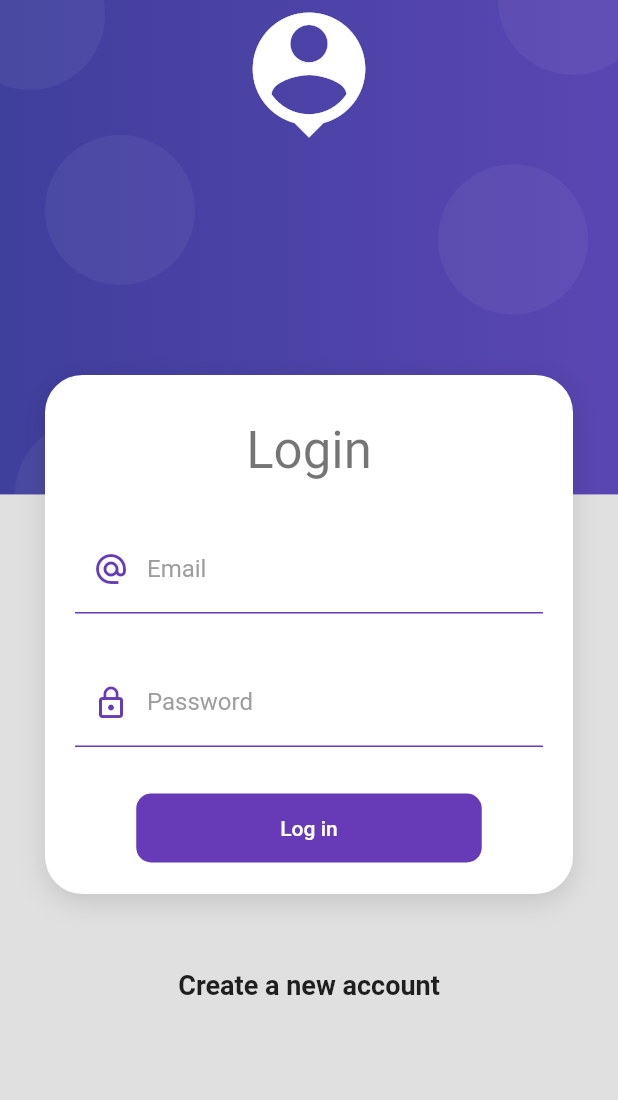
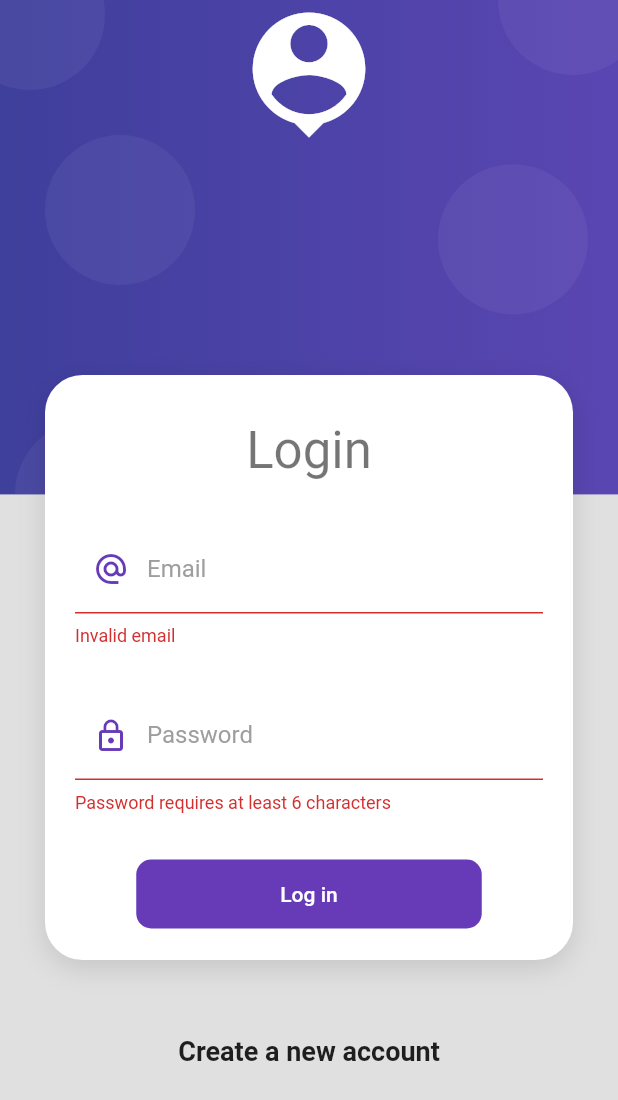
Before and after one commit to dtlucho/flutter_products, a Flutter app: the screen it shows after launch, after a tap on "Log in", on a phone screen of 412 x 824 dp. Shown: the top 1100 px of the screen. Run offline on Flutter 3.47's test engine with Material 2 defaults, Android fonts, the phone set to English and light mode, and no system bars.

Commit message:
using login form provider

```diff
--- a/lib/screens/login_screen.dart
+++ b/lib/screens/login_screen.dart
@@ -1,6 +1,8 @@
 import 'package:flutter/material.dart';
+import 'package:flutter_products/providers/login_form_provider.dart';
 import 'package:flutter_products/ui/form_input_decoration.dart';
 import 'package:flutter_products/widgets/widgets.dart';
+import 'package:provider/provider.dart';
 
 class LoginScreen extends StatelessWidget {
   const LoginScreen({Key? key}) : super(key: key);
@@ -19,7 +21,10 @@ class LoginScreen extends StatelessWidget {
                     const SizedBox(height: 10),
                     Text("Login", style: Theme.of(context).textTheme.headline4),
                     const SizedBox(height: 30),
-                    const _LoginForm(),
+                    ChangeNotifierProvider(
+                      create: (_) => LoginFormProvider(),
+                      child: const _LoginForm(),
+                    ),
                   ],
                 ),
               ),
@@ -42,8 +47,11 @@ class _LoginForm extends StatelessWidget {
 
   @override
   Widget build(BuildContext context) {
+    final loginFormProvider = Provider.of<LoginFormProvider>(context);
+
     return Container(
       child: Form(
+        key: loginFormProvider.formKey,
         autovalidateMode: AutovalidateMode.onUserInteraction,
         child: Column(
           children: [
@@ -55,6 +63,7 @@ class _LoginForm extends StatelessWidget {
                 labelText: "Email",
                 prefixIcon: Icons.alternate_email_sharp,
               ),
+              onChanged: (value) => loginFormProvider.email = value,
               validator: (value) {
                 String _pattern =
                     r'^(([^<>()[\]\\.,;:\s@\"]+(\.[^<>()[\]\\.,;:\s@\"]+)*)|(\".+\"))@((\[[0-9]{1,3}\.[0-9]{1,3}\.[0-9]{1,3}\.[0-9]{1,3}\])|(([a-zA-Z\-0-9]+\.)+[a-zA-Z]{2,}))$';
@@ -72,6 +81,7 @@ class _LoginForm extends StatelessWidget {
                 labelText: "Password",
                 prefixIcon: Icons.lock_outline,
               ),
+              onChanged: (value) => loginFormProvider.password = value,
               validator: (value) {
                 return value != null && value.length >= 6
                     ? null
@@ -96,7 +106,10 @@ class _LoginForm extends StatelessWidget {
                   style: TextStyle(color: Colors.white),
                 ),
               ),
-              onPressed: () {},
+              onPressed: () {
+                if (!loginFormProvider.isValid()) return;
+                Navigator.pushReplacementNamed(context, 'home');
+              },
             ),
           ],
         ),
```
